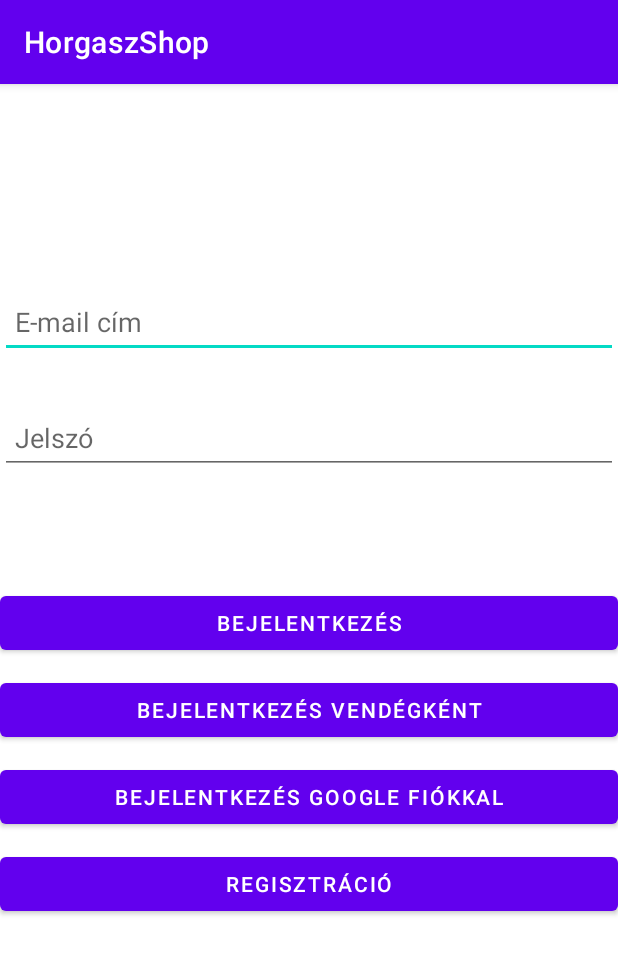
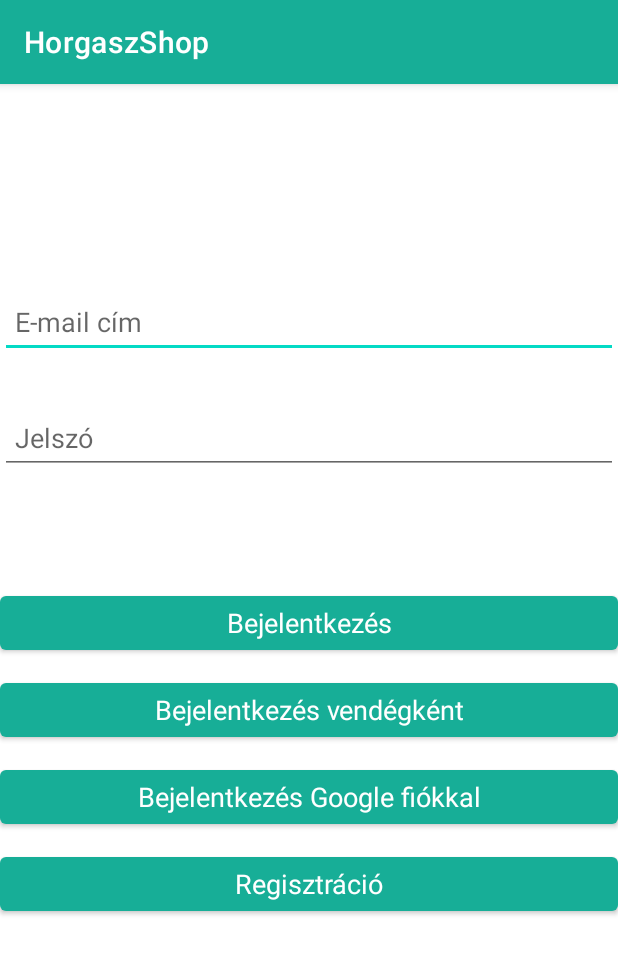
Before and after one commit to Freeshea/MobilalkHorgaszShop, an Android app: the screen it shows after launch (MainActivity), on a phone screen of 412 x 824 dp. Shown: the top 954 px of the screen. Run offline under Robolectric (Android 15) with nearby library versions, the light colour scheme and no system bars; our stand-ins replace Firebase (no records; nobody signed in at launch, a user with empty details on screens opened directly).

Commit message:
Color changes

```diff
--- a/app/src/main/res/layout/activity_main.xml
+++ b/app/src/main/res/layout/activity_main.xml
@@ -9,7 +9,7 @@
     <androidx.constraintlayout.widget.ConstraintLayout
 
         android:layout_width="match_parent"
-        android:layout_height="match_parent">
+        android:layout_height="wrap_content">
 
         <EditText
             android:id="@+id/editTextUserName"
@@ -47,6 +47,7 @@
             android:layout_marginTop="50dp"
             android:onClick="login"
             android:text="@string/login"
+            android:textAppearance="@style/TextAppearance.AppCompat.Medium"
             app:layout_constraintBottom_toBottomOf="parent"
             app:layout_constraintEnd_toEndOf="parent"
             app:layout_constraintHorizontal_bias="0.0"
@@ -61,6 +62,7 @@
             android:layout_marginTop="10dp"
             android:onClick="register"
             android:text="@string/registration"
+            android:textAppearance="@style/TextAppearance.AppCompat.Medium"
             app:layout_constraintBottom_toBottomOf="parent"
             app:layout_constraintEnd_toEndOf="parent"
             app:layout_constraintHorizontal_bias="0.0"
@@ -75,6 +77,7 @@
             android:layout_marginTop="10dp"
             android:onClick="loginAsGuest"
             android:text="peekaboo"
+            android:textAppearance="@style/TextAppearance.AppCompat.Medium"
             app:layout_constraintEnd_toEndOf="parent"
             app:layout_constraintHorizontal_bias="1.0"
             app:layout_constraintStart_toStartOf="parent"
@@ -87,6 +90,7 @@
             android:layout_marginTop="10dp"
             android:onClick="loginWithGoogle"
             android:text="Bejelentkezés Google fiókkal"
+            android:textAppearance="@style/TextAppearance.AppCompat.Medium"
             app:layout_constraintEnd_toEndOf="parent"
             app:layout_constraintHorizontal_bias="0.0"
             app:layout_constraintStart_toStartOf="parent"
--- a/app/src/main/res/values/colors.xml
+++ b/app/src/main/res/values/colors.xml
@@ -8,4 +8,10 @@
     <color name="black">#FF000000</color>
     <color name="white">#FFFFFFFF</color>
     <color name="red">#FFF00000</color>
+    <color name="bisque">#FFE4C4</color>
+    <color name="ivory">#EEEEE0</color>
+    <color name="lightsteelblue">#B0C4DE</color>
+    <color name="powderblue">#B0E0E6</color>
+    <color name="cyan">#00FFFF</color>
+    <color name="green">#17AE97</color>
 </resources>
--- a/app/src/main/res/values/themes.xml
+++ b/app/src/main/res/values/themes.xml
@@ -2,8 +2,8 @@
     <!-- Base application theme. -->
     <style name="Theme.HorgaszShop" parent="Theme.MaterialComponents.DayNight.DarkActionBar">
         <!-- Primary brand color. -->
-        <item name="colorPrimary">@color/purple_500</item>
-        <item name="colorPrimaryVariant">@color/purple_700</item>
+        <item name="colorPrimary">@color/green</item>
+        <item name="colorPrimaryVariant">@color/green</item>
         <item name="colorOnPrimary">@color/white</item>
         <!-- Secondary brand color. -->
         <item name="colorSecondary">@color/teal_200</item>
```
